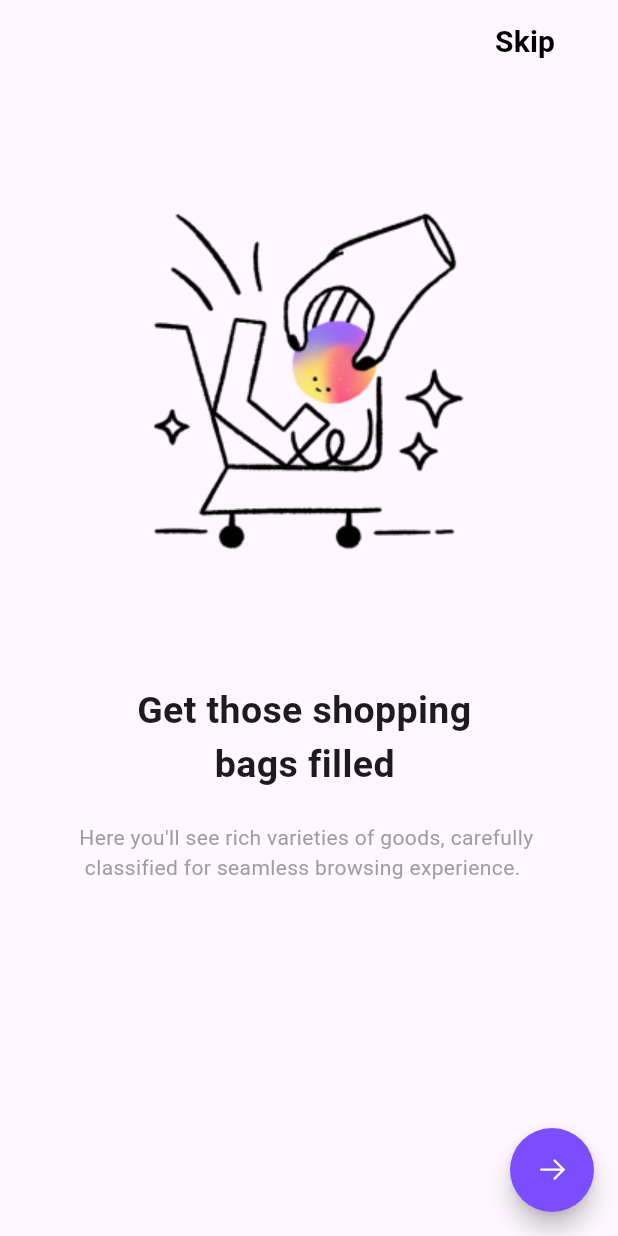
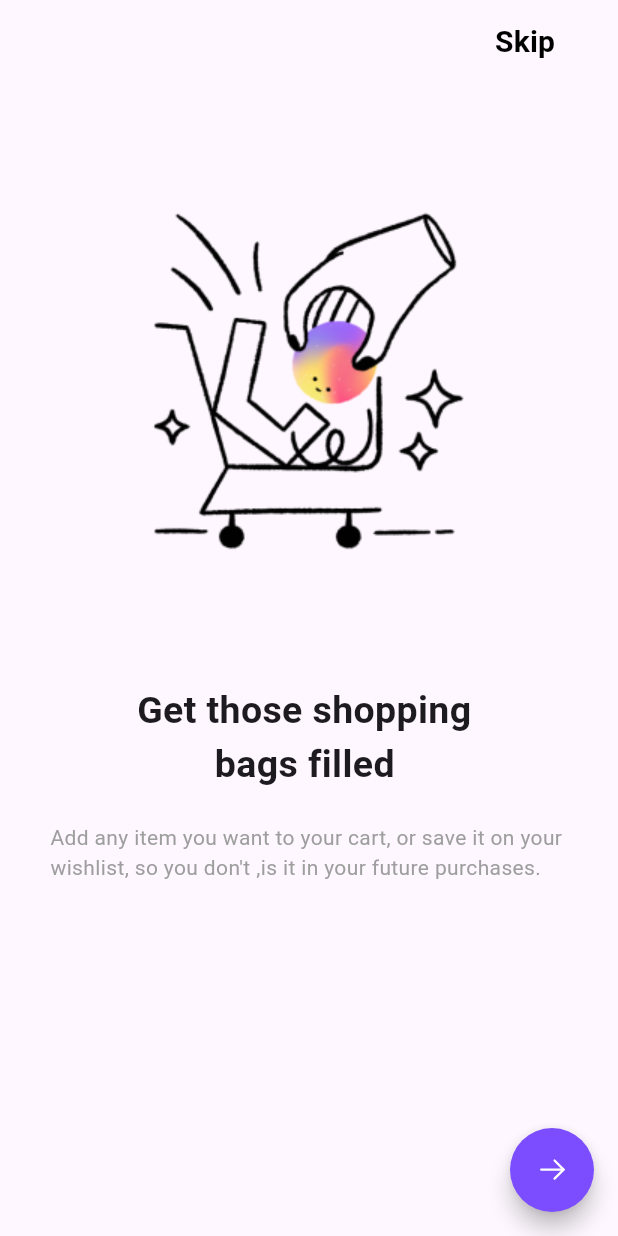
Before and after one commit to yvanbinda/e_shop, a Flutter app: the screen it shows after launch, after a tap on an icon or button, on a phone screen of 412 x 824 dp. Run offline on Flutter 3.47's test engine with Material 3 defaults, Android fonts, the phone set to English and light mode, and no system bars; our stand-ins replace flutter_svg.

Commit message:
initial commit

```diff
--- a/lib/pages/opening_page.dart
+++ b/lib/pages/opening_page.dart
@@ -43,11 +43,18 @@ class _OpeningPageState extends State<OpeningPage> {
             mainAxisAlignment: MainAxisAlignment.center,
             children: [
               Text(currentIndex == 0?"Find the item you've \n   been looking for"
-                  : ( "Get those shopping \n        bags filled"),
+                  :( currentIndex == 1?"Get those shopping \n        bags filled"
+                  :(currentIndex == 2?"Find the item you've \n   been looking for"
+                  :(currentIndex == 3?"Package tracking"
+                  :"Find the item you've \n   been looking for"))),
                 style: TextStyle(fontSize: 25,fontWeight: FontWeight.bold),),
               SizedBox(height: 20,),
-              Text(currentIndex == 1?"Here you'll see rich varieties of goods, carefully \n classified for seamless browsing experience."
-                  :"Add any item you want to your cart, or save it on your \nwishlist, so you don't ,is it in your future purchases.",style: TextStyle(color: Colors.grey,),),
+              Text(currentIndex == 0?"Here you'll see rich varieties of goods, carefully \n classified for seamless browsing experience."
+                  :(currentIndex == 1?"Add any item you want to your cart, or save it on your \nwishlist, so you don't ,is it in your future purchases."
+                  :(currentIndex == 2?"Here you'll see rich varieties of goods, carefully \n classified for seamless browsing experience."
+                  :(currentIndex == 3?"In particular, Shoplon can pack your orders, and help \n you seamlessly manage your shipments."
+                  :"Here you'll see rich varieties of goods, carefully \n classified for seamless browsing experience."))),
+                style: TextStyle(color: Colors.grey,),),
             ],
           ),
         ],
@@ -56,10 +63,10 @@ class _OpeningPageState extends State<OpeningPage> {
         backgroundColor: Colors.deepPurpleAccent,
 
         onPressed: () {
-        print("pressed");
+        print(currentIndex);
         setState(() {
-          currentIndex = (currentIndex + 1);
-          if (currentIndex == 4) {
+          currentIndex += 1;
+          if (currentIndex == 5) {
             Navigator.push(context, MaterialPageRoute(builder: (context) => SinginPage(),));
           }
         });
```
